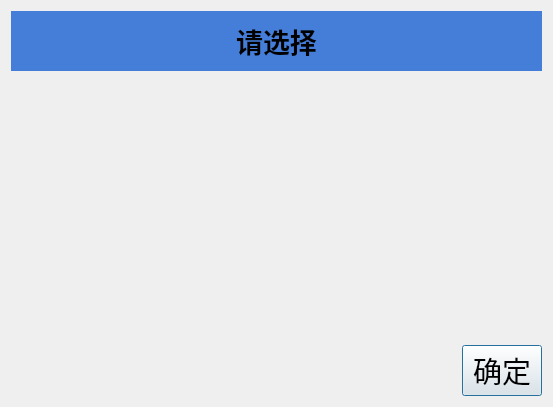
The window that ui/page_elements/check_combo_box/dialog.ui (ArcherLuo233/election-s-prediction) describes before a commit, drawn with Qt 5.
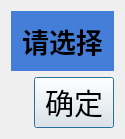
The same window after the commit.

Patch:
```diff
--- a/ui/page_elements/check_combo_box/dialog.ui
+++ b/ui/page_elements/check_combo_box/dialog.ui
@@ -6,8 +6,8 @@
    <rect>
     <x>0</x>
     <y>0</y>
-    <width>553</width>
-    <height>407</height>
+    <width>125</width>
+    <height>131</height>
    </rect>
   </property>
   <property name="font">
```
